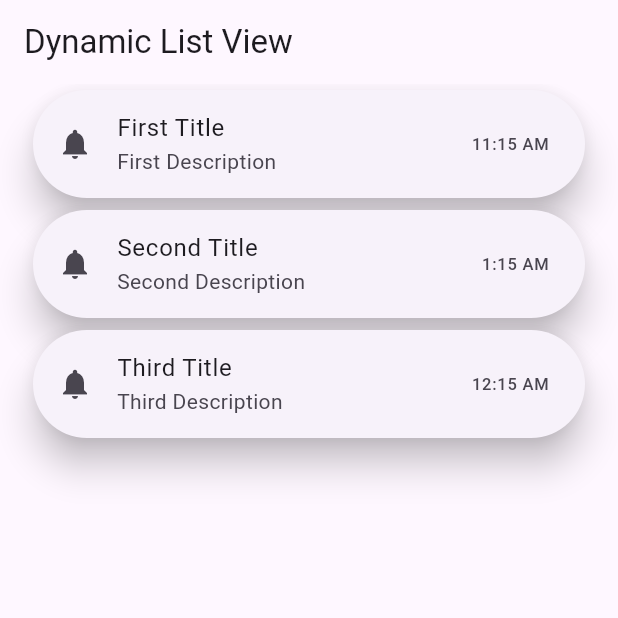
After one commit to MuhammadAliKust/Flutter-B24, a Flutter app: the screen it shows after launch, on a phone screen of 412 x 824 dp, the top half of it. The commit adds this screen. Run offline on Flutter 3.47's test engine with Material 3 defaults, Android fonts, the light colour scheme and no system bars; our stand-ins replace string_validator.

Commit message:
Dynamic List View Done

```diff
--- /dev/null
+++ b/lib/dynamic_list_view.dart
@@ -0,0 +1,54 @@
+import 'package:flutter/material.dart';
+import 'package:flutter_b24/models/notification.dart';
+
+class DynamicListView extends StatelessWidget {
+  DynamicListView({super.key});
+
+  List<NotificationModel> notificationList = [
+    NotificationModel(
+      title: 'First Title',
+      subTitle: 'First Description',
+      time: '11:15 AM',
+    ),
+    NotificationModel(
+      title: 'Second Title',
+      subTitle: 'Second Description',
+      time: '1:15 AM',
+    ),
+    NotificationModel(
+      title: 'Third Title',
+      subTitle: 'Third Description',
+      time: '12:15 AM',
+    ),
+  ];
+
+  @override
+  Widget build(BuildContext context) {
+    return Scaffold(
+      appBar: AppBar(title: Text("Dynamic List View")),
+      body: ListView.builder(
+        itemCount: notificationList.length,
+        // scrollDirection: Axis.horizontal,
+        itemBuilder: (context, i) {
+          return Padding(
+            padding: const EdgeInsets.symmetric(horizontal: 18),
+            child: Card(
+              elevation: 10,
+              // color: Colors.blue,
+              shape: RoundedRectangleBorder(
+                borderRadius: BorderRadius.circular(40),
+              ),
+              child: ListTile(
+                leading: Icon(Icons.notifications),
+                title: Text(notificationList[i].title),
+                subtitle: Text(notificationList[i].subTitle),
+                trailing: Text(notificationList[i].time),
+                // tileColor: Colors.blue,
+              ),
+            ),
+          );
+        },
+      ),
+    );
+  }
+}
--- a/lib/main.dart
+++ b/lib/main.dart
@@ -2,6 +2,7 @@ import 'package:flutter/material.dart';
 import 'package:flutter_b24/asset_image.dart';
 import 'package:flutter_b24/single_selection.dart';
 
+import 'dynamic_list_view.dart';
 import 'list_view.dart';
 import 'login.dart';
 import 'mutliple_selection.dart';
@@ -18,7 +19,7 @@ class MyApp extends StatelessWidget {
   @override
   Widget build(BuildContext context) {
     return MaterialApp(
-      home: MultipleSelectionDemo(),
+      home: DynamicListView(),
     );
   }
 
--- /dev/null
+++ b/lib/models/notification.dart
@@ -0,0 +1,7 @@
+class NotificationModel{
+  final String title;
+  final String subTitle;
+  final String time;
+
+  NotificationModel({required this.title, required this.subTitle, required this.time});
+}
```
